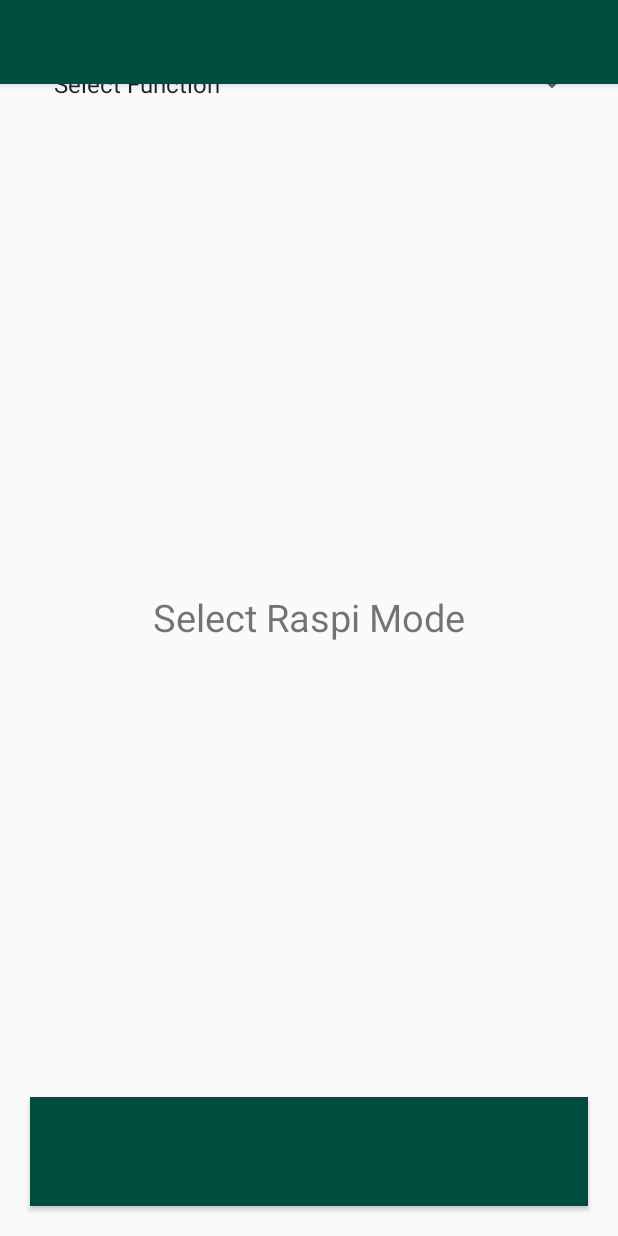
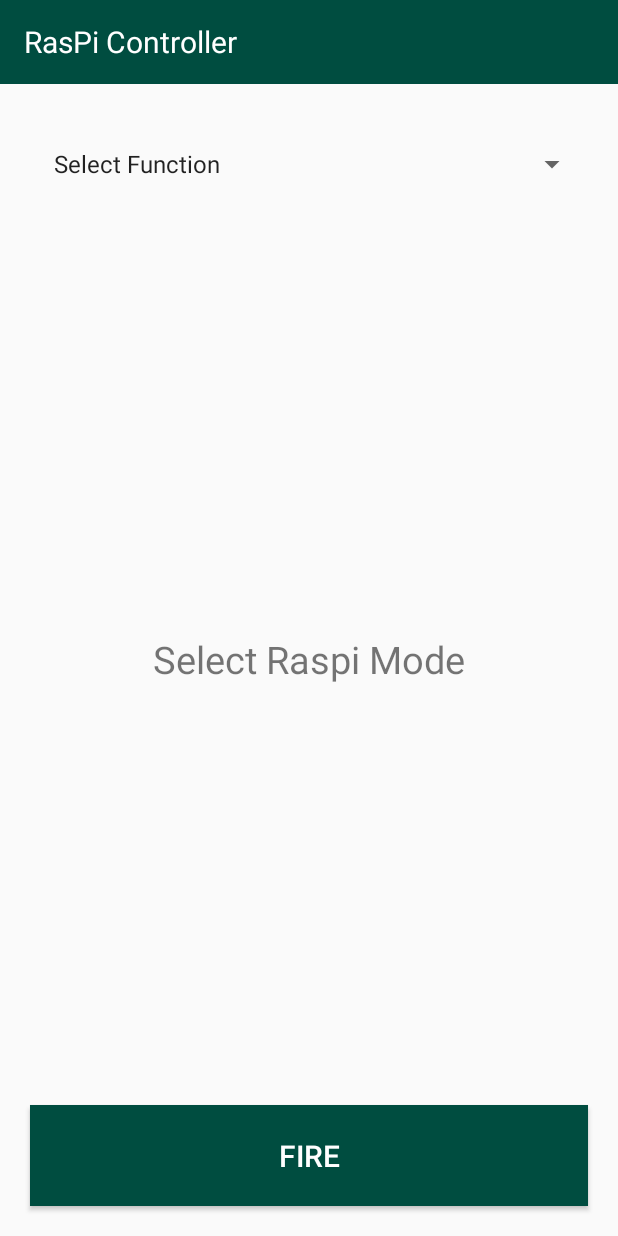
Before and after one commit to Anthrino/ArduinoController, an Android app: the screen it shows after launch (MainActivity), on a phone screen of 412 x 824 dp. Run offline under Robolectric (Android 15) with nearby library versions, the phone set to English and light mode, and no system bars.

Commit message:
UI Update.

```diff
--- a/app/src/main/AndroidManifest.xml
+++ b/app/src/main/AndroidManifest.xml
@@ -6,7 +6,6 @@
         android:allowBackup="true"
         android:icon="@mipmap/ic_launcher"
         android:label="@string/app_name"
-        android:roundIcon="@mipmap/ic_launcher_round"
         android:supportsRtl="true"
         android:theme="@style/AppTheme">
         <activity
--- a/app/src/main/res/layout/activity_main.xml
+++ b/app/src/main/res/layout/activity_main.xml
@@ -1,27 +1,24 @@
 <?xml version="1.0" encoding="utf-8"?>
-<android.support.design.widget.CoordinatorLayout xmlns:android="http://schemas.android.com/apk/res/android"
-    xmlns:app="http://schemas.android.com/apk/res-auto"
-    xmlns:tools="http://schemas.android.com/tools"
+<LinearLayout xmlns:android="http://schemas.android.com/apk/res/android"
     android:layout_width="match_parent"
     android:layout_height="match_parent"
-    tools:context="com.anthrino.raspicontroller.MainActivity">
+    android:orientation="vertical">
 
-    <android.support.design.widget.AppBarLayout
+    <android.support.v7.widget.Toolbar
+        android:id="@+id/toolbar"
         android:layout_width="match_parent"
-        android:layout_height="wrap_content"
-        android:theme="@style/AppTheme.AppBarOverlay">
+        android:layout_height="?attr/actionBarSize"
+        android:background="@color/colorPrimaryDark">
 
-        <android.support.v7.widget.Toolbar
-            android:id="@+id/toolbar"
-            android:title="Arduino Controller"
-            android:titleTextColor="@color/colorText"
-            android:layout_width="match_parent"
-            android:layout_height="?attr/actionBarSize"
-            android:background="@color/colorPrimaryDark"
-            app:popupTheme="@style/AppTheme.PopupOverlay" />
+        <TextView
+            android:layout_width="wrap_content"
+            android:layout_height="wrap_content"
+            android:text="RasPi Controller"
+            android:textColor="@color/colorText"
+            android:textSize="20dp" />
+    </android.support.v7.widget.Toolbar>
 
-    </android.support.design.widget.AppBarLayout>
+    <include layout="@layout/content_main" />
 
-        <include layout="@layout/content_main" />
 
-</android.support.design.widget.CoordinatorLayout>
+</LinearLayout>
--- a/app/src/main/res/layout/content_main.xml
+++ b/app/src/main/res/layout/content_main.xml
@@ -30,7 +30,7 @@
         android:layout_margin="20dp"
         android:layout_weight="1"
         android:background="@color/colorPrimaryDark"
-        android:text=""
+        android:text="FIRE"
         android:textColor="@color/colorText"
         android:textSize="20sp" />
 
```
Also changed, not shown: app/src/main/java/com/anthrino/raspicontroller/MainActivity.java (+15 -23 lines), app/src/main/res/mipmap-hdpi/ic_launcher.png, app/src/main/res/mipmap-hdpi/ic_launcher_round.png (deleted), app/src/main/res/mipmap-mdpi/ic_launcher.png, app/src/main/res/mipmap-mdpi/ic_launcher_round.png (deleted), app/src/main/res/mipmap-xhdpi/ic_launcher.png, app/src/main/res/mipmap-xhdpi/ic_launcher_round.png (deleted), app/src/main/res/mipmap-xxhdpi/ic_launcher.png, app/src/main/res/mipmap-xxhdpi/ic_launcher_round.png (deleted), app/src/main/res/mipmap-xxxhdpi/ic_launcher.png, app/src/main/res/mipmap-xxxhdpi/ic_launcher_round.png (deleted), app/src/main/res/pi_logo.png (added), 1 other file.
